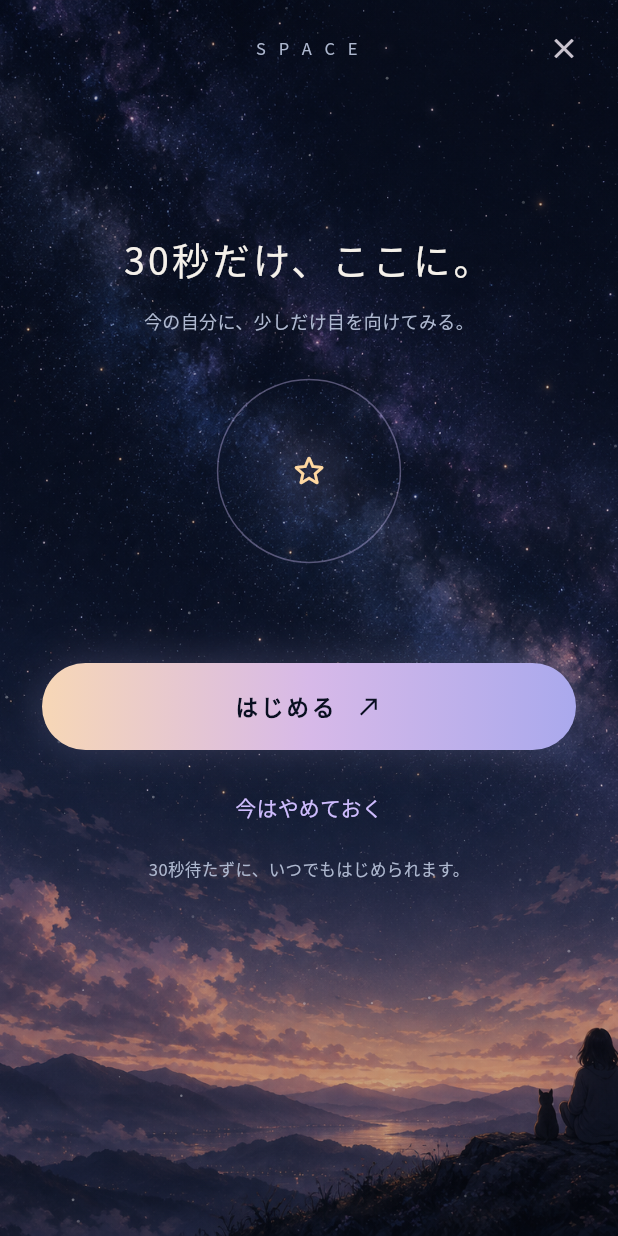
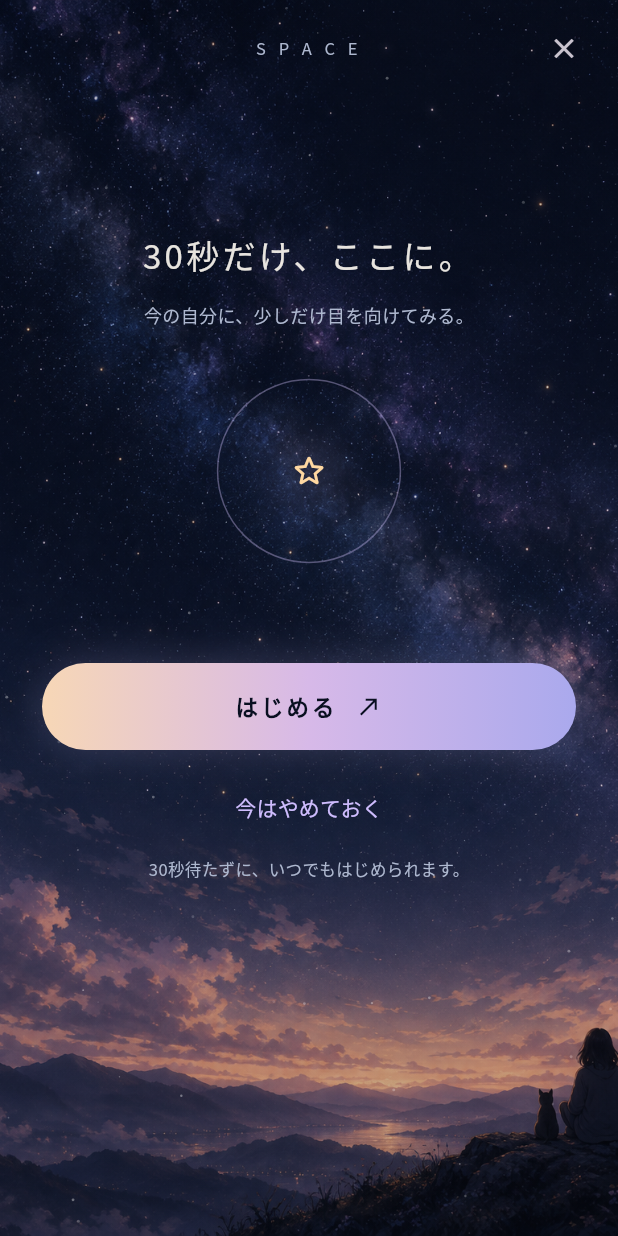
Before and after one commit to mizugramming/SPAJAM2026, a Flutter app: the SpacePage screen opened by its route, on a phone screen of 412 x 824 dp. Run offline on Flutter 3.47's test engine with Material 3 defaults, Android fonts, the phone set to English and light mode, and no system bars; our stand-ins replace flutter_riverpod, go_router, shared_preferences, table_calendar; accounts and stored records are empty.

Commit message:
feat(space): refine planet symbols and reflective headings

```diff
--- a/lib/features/space/pages/space_page.dart
+++ b/lib/features/space/pages/space_page.dart
@@ -229,13 +229,20 @@ class _SpacePageState extends ConsumerState<SpacePage> {
   );
   Widget _heading(BuildContext context, String title, String subtitle) =>
       Padding(
-        padding: const EdgeInsets.only(bottom: 28),
+        padding: const EdgeInsets.only(bottom: 32),
         child: Column(
           children: [
             Text(
               title,
               textAlign: TextAlign.center,
-              style: Theme.of(context).textTheme.headlineMedium,
+              style: Theme.of(context).textTheme.headlineMedium?.copyWith(
+                fontFamily: 'NotoSansJP',
+                fontSize: title == 'ことばにしたくなったら。' ? 19 : 22,
+                fontWeight: FontWeight.w300,
+                letterSpacing: 2.2,
+                height: 1.65,
+                color: DesignTokens.ink.withValues(alpha: .94),
+              ),
             ),
             const SizedBox(height: 12),
             Text(
@@ -298,7 +305,7 @@ class _SpacePageState extends ConsumerState<SpacePage> {
         return Column(
           children: [
             const SizedBox(height: 26),
-            _heading(context, '今に近いものをひとつ。', 'どの気持ちも、同じように星になります。'),
+            _heading(context, '今に近いものを、ひとつ。', 'どの気持ちも、同じように星になります。'),
             for (final emotion in EmotionType.values)
               ChoiceTile(
                 label: emotion.label,
@@ -332,6 +339,11 @@ class _SpacePageState extends ConsumerState<SpacePage> {
                         width: width,
                         label: category.label,
                         icon: category.icon,
+                        symbol: switch (category) {
+                          CategoryType.relationships => PlanetSymbol.connection,
+                          CategoryType.self => PlanetSymbol.innerCenter,
+                          _ => PlanetSymbol.icon,
+                        },
                         color: category.color,
                         selected: _form.category == category,
                         onTap: () => _form.selectCategory(category),
@@ -352,7 +364,7 @@ class _SpacePageState extends ConsumerState<SpacePage> {
           crossAxisAlignment: CrossAxisAlignment.stretch,
           children: [
             const SizedBox(height: 26),
-            _heading(context, 'ことばにしたくなったら、ここに。', 'メモは残さなくても大丈夫です。'),
+            _heading(context, 'ことばにしたくなったら。', 'メモは残さなくても大丈夫です。'),
             TextField(
               controller: _note,
               onChanged: _form.setNote,
@@ -393,7 +405,7 @@ class _SpacePageState extends ConsumerState<SpacePage> {
           crossAxisAlignment: CrossAxisAlignment.stretch,
           children: [
             const SizedBox(height: 26),
-            _heading(context, 'この気持ちを、星に。', 'いま残すものを、そっと確かめる。'),
+            _heading(context, 'この瞬間を、星に。', 'いま残すものを、そっと確かめる。'),
             _reviewItem(
               label: '気持ち',
               value: _form.emotion!.label,
```
Also changed, not shown: lib/features/space/widgets/planet_choice.dart (+62 -1 lines), 2 other files.
